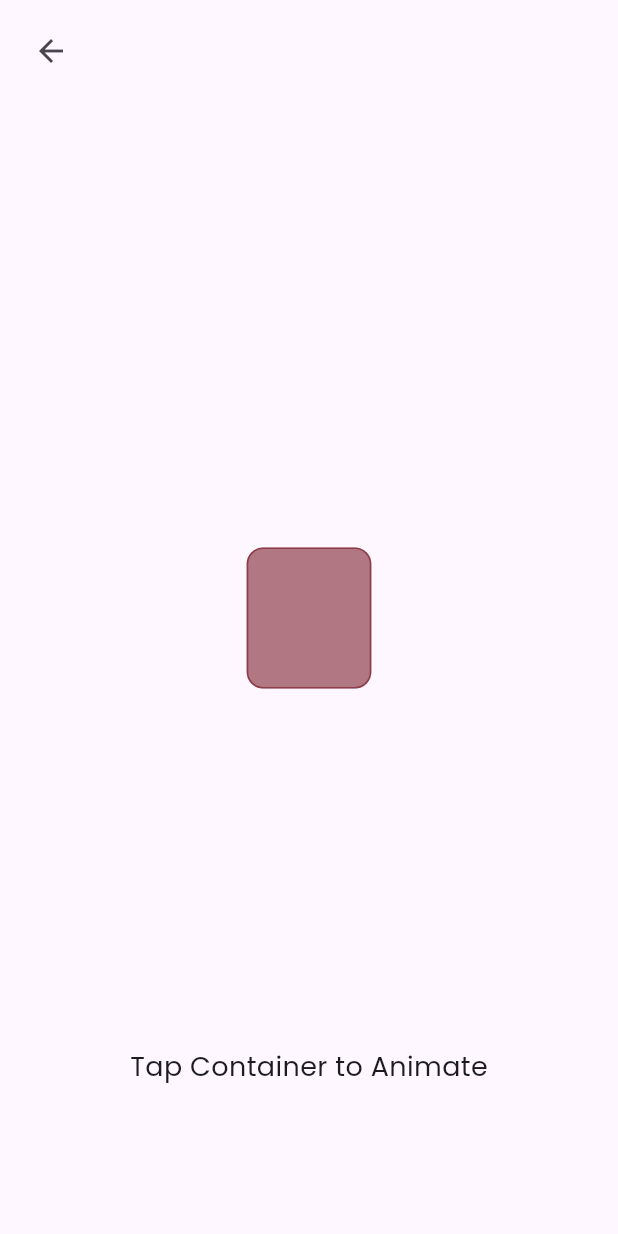
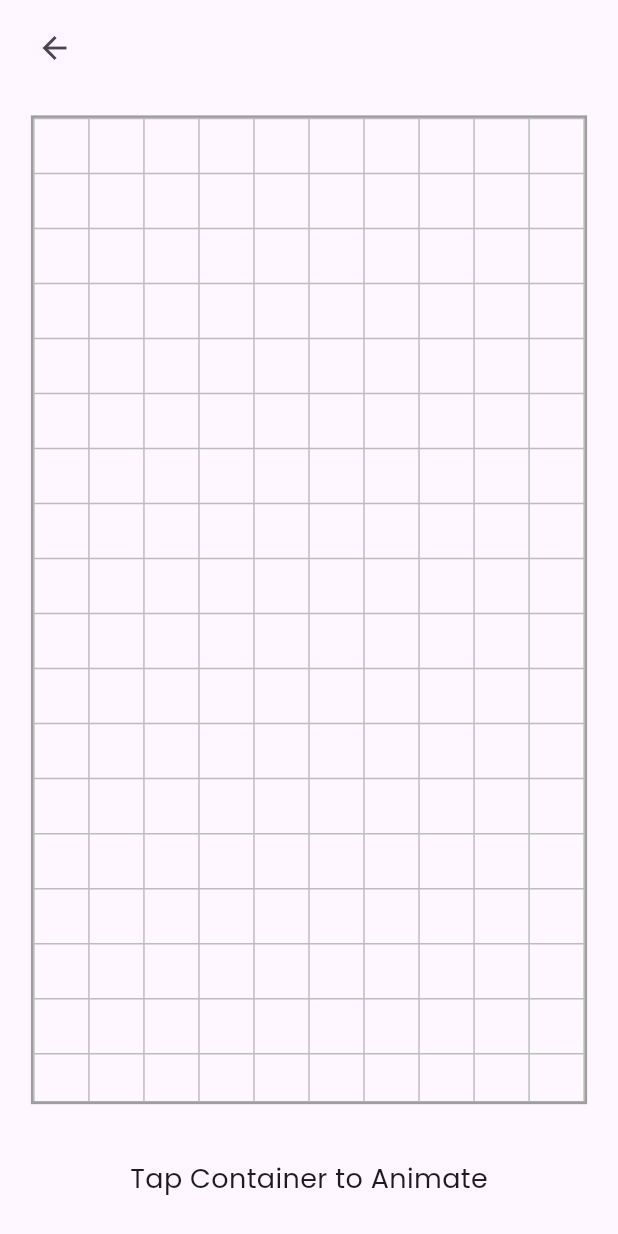
Before and after one commit to bhawesh2002/animotion_gallery, a Flutter app: the AniContainerPage screen opened directly, on a phone screen of 412 x 824 dp. Run offline on Flutter 3.47's test engine with Material 3 defaults, Android fonts, the phone set to English and light mode, and no system bars; our stand-ins replace google_fonts.

Commit message:
Add Playground widget and update UI layout

```diff
--- a/lib/implicit animations/ani_container.dart
+++ b/lib/implicit animations/ani_container.dart
@@ -1,6 +1,7 @@
 import 'dart:math';
 
 import 'package:animotion_gallery/widgets/back_arrow.dart';
+import 'package:animotion_gallery/widgets/palyground.dart';
 import 'package:flutter/material.dart';
 
 class AniContainerPage extends StatelessWidget {
@@ -10,28 +11,35 @@ class AniContainerPage extends StatelessWidget {
   Widget build(BuildContext context) {
     return SafeArea(
       child: Scaffold(
-        body: Stack(
+        body: Column(
           children: [
-            Positioned.fill(
-              top: 10,
-              left: 10,
+            Padding(
+              padding: EdgeInsets.symmetric(
+                horizontal: MediaQuery.of(context).size.width * 0.03,
+                vertical: MediaQuery.of(context).size.width * 0.02,
+              ),
               child: Align(
-                  alignment: Alignment.topLeft, child: backArrow(context)),
+                alignment: Alignment.topLeft,
+                child: backArrow(context),
+              ),
             ),
-            const Positioned.fill(
+            Expanded(
               child: Align(
                 alignment: Alignment.center,
-                child: AniContainer(),
+                child: SizedBox(
+                    width: MediaQuery.of(context).size.width * 0.9,
+                    height: MediaQuery.of(context).size.height * 0.8,
+                    child: const Playground()),
               ),
             ),
-            const Positioned.fill(
-              bottom: 100,
-              child: Align(
-                alignment: Alignment.bottomCenter,
-                child: Text(
-                  "Tap Container to Animate",
-                  style: TextStyle(fontSize: 18),
-                ),
+            Padding(
+              padding: EdgeInsets.symmetric(
+                horizontal: MediaQuery.of(context).size.width * 0.05,
+                vertical: MediaQuery.of(context).size.height * 0.03,
+              ),
+              child: const Text(
+                "Tap Container to Animate",
+                style: TextStyle(fontSize: 18),
               ),
             ),
           ],
```
